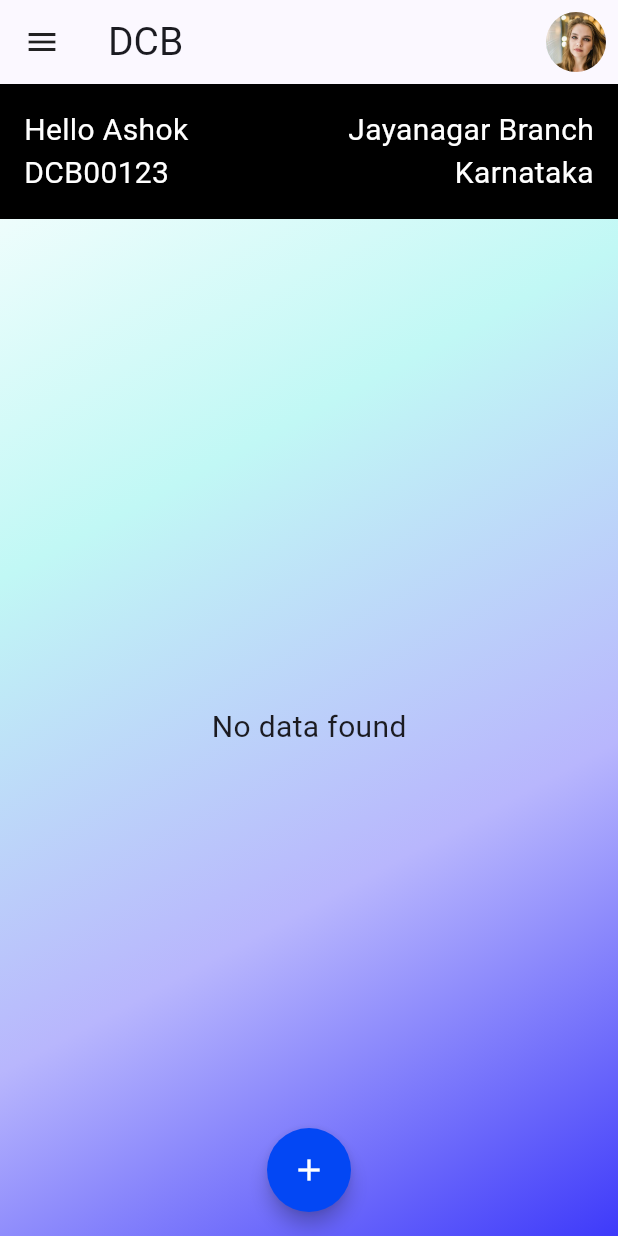
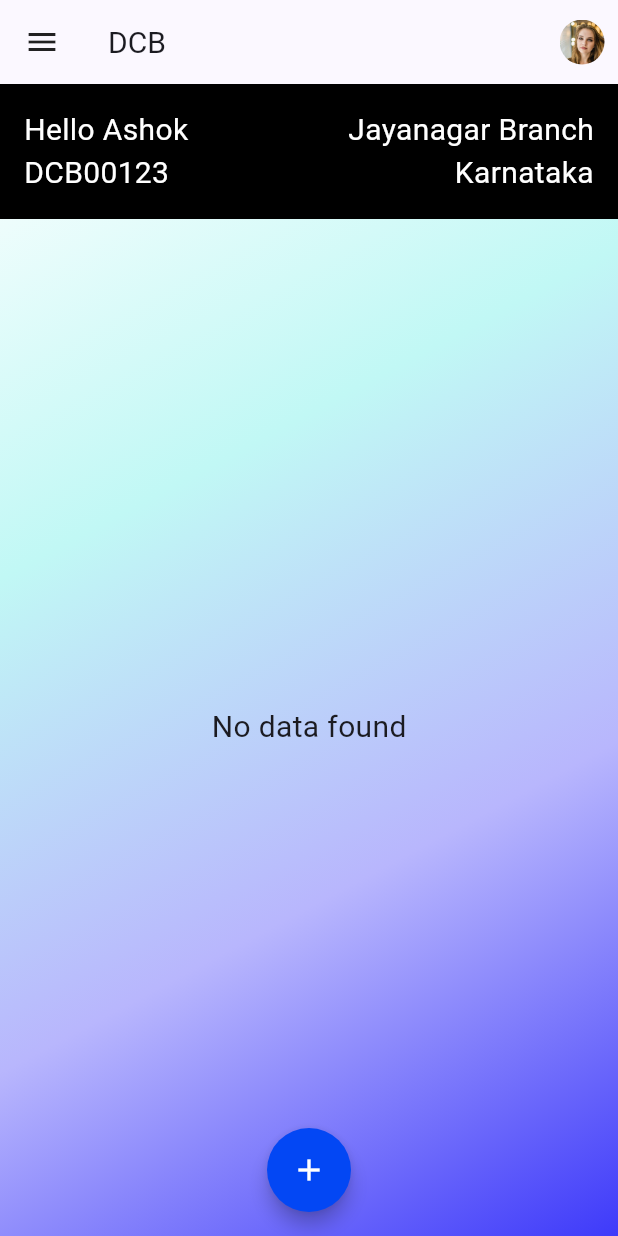
Before and after one commit to ashokv22/flutter-loan-app, a Flutter app: the LoginPendingHome screen opened directly, after a tap on an icon or button, on a phone screen of 412 x 824 dp. Run offline on Flutter 3.47's test engine with Material 2 defaults, Android fonts, the phone set to English and light mode, and no system bars; our stand-ins replace flutter_otp_text_field, flutter_speed_dial, flutter_svg, logger, shared_preferences, toggle_switch; accounts and stored records are empty; network calls fail.

Commit message:
What's new 1. Changed local url to Dev URL 2. Changed the text size for smaller screens 3. Reduced Button size on Login and forgot password

```diff
--- a/lib/environments/environment.dart
+++ b/lib/environments/environment.dart
@@ -1,3 +1,4 @@
 class Environment {
-  static const String baseUrl = 'http://10.0.2.2:8080/';
+  // static const String baseUrl = 'http://10.0.2.2:8080/';
+  static const String baseUrl = 'http://13.127.65.162/server/';
 }
--- a/lib/main.dart
+++ b/lib/main.dart
@@ -140,7 +140,7 @@ class _Home extends State<Home> {
               }
             ),
             title:  Text('DCB', style: TextStyle(
-              fontSize: 26,
+              fontSize: 20,
               color: Theme.of(context).textTheme.bodyLarge!.color
             ),),
             backgroundColor: Colors.transparent,
@@ -163,6 +163,7 @@ class _Home extends State<Home> {
                     child: Padding(
                       padding: const EdgeInsets.all(0),
                       child: Image(
+                        width: 30,
                         image: Image.asset('assets/images/female-04.jpg').image,
                         fit: BoxFit.cover,
                       ),
--- a/lib/models/login_flow/login_pending_products_dto.dart
+++ b/lib/models/login_flow/login_pending_products_dto.dart
@@ -7,7 +7,7 @@ part 'login_pending_products_dto.g.dart';
 class LoginPendingProductsDTO {
   int id;
   String product;
-  int loanAmount;
+  double loanAmount;
   List<Individual> applicants;
 
   LoginPendingProductsDTO({
--- a/lib/screens/app/login_pending/login_pending_home.dart
+++ b/lib/screens/app/login_pending/login_pending_home.dart
@@ -2,7 +2,9 @@ import 'package:flutter/cupertino.dart';
 import 'package:flutter/material.dart';
 import 'package:logger/logger.dart';
 import 'package:origination/core/utils/loan_amount_formatter.dart';
+import 'package:origination/models/bureau_check/individual.dart';
 import 'package:origination/models/login_flow/login_pending_products_dto.dart';
+import 'package:origination/screens/app/login_pending/product_pending.dart';
 import 'package:origination/service/loan_application_service.dart';
 
 class LoginPendingHome extends StatefulWidget {
@@ -35,6 +37,15 @@ class _LoginPendingHomeState extends State<LoginPendingHome> {
     });
   }
 
+  String getNamesByType(List<Individual> applicants, IndividualType type) {
+    List<String> names = applicants
+        .where((element) => element.type == type)
+        .map((element) => '${element.firstName ?? ''} ${element.middleName ?? ''} ${element.lastName ?? ''}')
+        .toList();
+
+    return names.join(', ');
+  }
+
   @override
   Widget build(BuildContext context) {
     return Scaffold(
@@ -42,7 +53,9 @@ class _LoginPendingHomeState extends State<LoginPendingHome> {
         leading: IconButton(onPressed: () {Navigator.pop(context);}, icon: const Icon(CupertinoIcons.arrow_left)),
         title: const Text("Login Pending"),
       ),
-      body: Container(
+      body: RefreshIndicator(
+        onRefresh: refreshLeadsSummary,
+        child: Container(
           decoration: const BoxDecoration(
             gradient: LinearGradient(
               begin: Alignment.topLeft,
@@ -96,7 +109,50 @@ class _LoginPendingHomeState extends State<LoginPendingHome> {
                   ],
                 ),
               ),
-            Container(
+              Expanded(
+                child: FutureBuilder<List<LoginPendingProductsDTO>>(
+                  future: pendingProductsFuture,
+                  builder: (context, snapshot) {
+                    if (snapshot.connectionState == ConnectionState.waiting) {
+                      return const SizedBox(
+                        width: double.infinity,
+                        height: double.infinity,
+                        child: Center(
+                          child: CircularProgressIndicator()
+                        ),
+                      );
+                    } else if (snapshot.hasError) {
+                      return Center(
+                        child: Text('Error: ${snapshot.error}'),
+                      );
+                    } else if (snapshot.hasData) {
+                      List<LoginPendingProductsDTO> products = snapshot.data!;
+                      if (products.isEmpty) {
+                        return const SizedBox(
+                          width: double.infinity,
+                          height: double.infinity,
+                          child: Center(
+                            child: Text('No data found',
+                            style: TextStyle(
+                              fontSize: 20,
+                            ),)
+                          )
+                        );
+                      }
+                      return ListView.builder(
+                        itemCount: products.length,
+                        itemBuilder: (context, index) {
+                          // Data
+                          LoginPendingProductsDTO product = products[index];
+                          String applicantName = getNamesByType(product.applicants, IndividualType.APPLICANT);
+                          String coApplicantNames = getNamesByType(product.applicants, IndividualType.CO_APPLICANT);
+                          String guarantorNames = getNamesByType(product.applicants, IndividualType.GUARANTOR);
+
+                          return GestureDetector(
+                            onTap: () {
+                              Navigator.push(context, MaterialPageRoute(builder: (context) => const ProductPending()));
+                            },
+                            child: Container(
                               margin: const EdgeInsets.symmetric(horizontal: 16.0, vertical: 8.0),
                               padding: const EdgeInsets.all(16.0),
                               decoration: BoxDecoration(
@@ -116,18 +172,18 @@ class _LoginPendingHomeState extends State<LoginPendingHome> {
                                   Row(
                                     mainAxisAlignment: MainAxisAlignment.spaceBetween,
                                     children: [
-                      const Column(
+                                      Column(
                                         crossAxisAlignment: CrossAxisAlignment.start,
                                         children: [
-                          Text("Product",
+                                          const Text("Product",
                                             style: TextStyle(
                                               fontSize: 20,
                                               fontWeight: FontWeight.w600
                                             ),
                                           ),
                                           Text(
-                            "Tractor",
-                            style: TextStyle(
+                                            product.product,
+                                            style: const TextStyle(
                                               fontSize: 24,
                                               fontWeight: FontWeight.w700,
                                               color: Color.fromARGB(255, 3, 71, 244),
@@ -145,7 +201,7 @@ class _LoginPendingHomeState extends State<LoginPendingHome> {
                                             ),
                                           ),
                                           Text(
-                            '₹${LoanAmountFormatter.transform(800000)}',
+                                            '₹${LoanAmountFormatter.transform(product.loanAmount)}',
                                             style: const TextStyle(
                                               fontSize: 26,
                                               fontWeight: FontWeight.w900,
@@ -157,7 +213,7 @@ class _LoginPendingHomeState extends State<LoginPendingHome> {
                                     ],
                                   ),
                                   const SizedBox(height: 10,),
-                  const Row(
+                                  Row(
                                     mainAxisAlignment: MainAxisAlignment.spaceBetween,
                                     children: [
                                       Column(
@@ -165,7 +221,7 @@ class _LoginPendingHomeState extends State<LoginPendingHome> {
                                         children: [
                                           Row(
                                             children: [
-                              Text("Applicant:",
+                                              const Text("Applicant:",
                                                 style: TextStyle(
                                                   color: Colors.black,
                                                   fontSize: 20,
@@ -173,10 +229,10 @@ class _LoginPendingHomeState extends State<LoginPendingHome> {
                                                   fontWeight: FontWeight.w400,
                                                 ),
                                               ),
-                              SizedBox(width: 50,),
+                                              const SizedBox(width: 50,),
                                               Text(
-                                "Ashok V",
-                                style: TextStyle(
+                                                applicantName,
+                                                style: const TextStyle(
                                                   fontSize: 22,
                                                   fontFamily: 'Inter',
                                                   fontWeight: FontWeight.w600,
@@ -189,7 +245,7 @@ class _LoginPendingHomeState extends State<LoginPendingHome> {
                                             crossAxisAlignment: CrossAxisAlignment.center,
                                             mainAxisAlignment: MainAxisAlignment.spaceBetween,
                                             children: [
-                              Text("Co Applicant",
+                                              const Text("Co Applicant",
                                                 style: TextStyle(
                                                   color: Colors.black,
                                                   fontSize: 20,
@@ -197,10 +253,10 @@ class _LoginPendingHomeState extends State<LoginPendingHome> {
                                                   fontWeight: FontWeight.w400,
                                                 ),
                                               ),
-                              SizedBox(width: 25,),
+                                              const SizedBox(width: 25,),
                                               Text(
-                                "Ajay V",
-                                style: TextStyle(
+                                                coApplicantNames,
+                                                style: const TextStyle(
                                                   fontSize: 22,
                                                   fontFamily: 'Inter',
                                                   fontWeight: FontWeight.w600,
@@ -213,7 +269,7 @@ class _LoginPendingHomeState extends State<LoginPendingHome> {
                                             crossAxisAlignment: CrossAxisAlignment.center,
                                             mainAxisAlignment: MainAxisAlignment.spaceBetween,
                                             children: [
-                              Text("Guarantor",
+                                              const Text("Guarantor",
                                                 style: TextStyle(
                                                   color: Colors.black,
                                                   fontSize: 20,
@@ -221,12 +277,12 @@ class _LoginPendingHomeState extends State<LoginPendingHome> {
                                                   fontWeight: FontWeight.w400,
                                                 ),
                                               ),
-                              SizedBox(width: 50,),
+                                              const SizedBox(width: 50,),
                                               SizedBox(
                                                 width: 250,
                                                 child: Text(
-                                  "Yashika G, Yashwanth Jayakumar",
-                                  style: TextStyle(
+                                                  guarantorNames,
+                                                  style: const TextStyle(
                                                     fontSize: 22,
                                                     fontFamily: 'Inter',
                                                     fontWeight: FontWeight.w600,
@@ -246,7 +302,17 @@ class _LoginPendingHomeState extends State<LoginPendingHome> {
                                 ],
                               ),
                             ),
+                          );
+                        }
+                      );
+                    } else {
+                      return Container();
+                    }
+                  }
+                ),
+              ),
             ],
+          ),
         ),
       ),
     );
--- a/lib/service/implementation/sign_in_service_impl.dart
+++ b/lib/service/implementation/sign_in_service_impl.dart
@@ -1,6 +1,7 @@
 import 'dart:convert';
 import 'package:http/http.dart' as http;
 import 'package:logger/logger.dart';
+import 'package:origination/environments/environment.dart';
 import 'package:origination/models/response_status_dto.dart';
 import 'package:origination/models/user_composite_dto.dart';
 import 'package:origination/screens/sign_in/auth_interceptor.dart';
@@ -14,7 +15,7 @@ class SignInServiceImpl implements SignInService {
 
   AuthService authService = AuthService();
   Logger logger = Logger();
-  final String apiUrl = 'http://10.0.2.2:8080/';
+  final String apiUrl = Environment.baseUrl;
 
   @override
   Future<void> signIn(String userName, String password) async {
--- a/lib/service/loan_application_service.dart
+++ b/lib/service/loan_application_service.dart
@@ -1,6 +1,7 @@
 import 'dart:convert';
 
 import 'package:logger/logger.dart';
+import 'package:origination/environments/environment.dart';
 import 'package:origination/models/applicant_dto.dart';
 import 'package:origination/models/entity_configuration.dart';
 import 'package:origination/models/login_flow/login_pending_products_dto.dart';
@@ -17,7 +18,7 @@ class LoanApplicationService {
 
   final authInterceptor = AuthInterceptor(http.Client(), authService);
   Logger logger = Logger();
-  final apiUrl = 'http://10.0.2.2:8080/';
+  final apiUrl = Environment.baseUrl;
 
   Future<void> saveLoanApplication(EntityConfigurationMetaData metaData) async {
     final payload = jsonEncode(metaData.toJson());
```
Also changed, not shown: lib/screens/app/lead/stage_leads_list.dart (+8 -7 lines), lib/screens/app/lead_dashbaord.dart (+4 -4 lines), lib/screens/app/login_pending/product_pending.dart (added, +133 -0 lines), lib/screens/sign_in/forgot_password.dart (+3 -5 lines), lib/screens/sign_in/sign_in.dart (+3 -5 lines), lib/service/application_service.dart (+5 -2 lines), lib/service/bureau_check_service.dart (+5 -2 lines), lib/models/login_flow/login_pending_products_dto.g.dart. Lines whose indentation alone changed are shown as unchanged.
